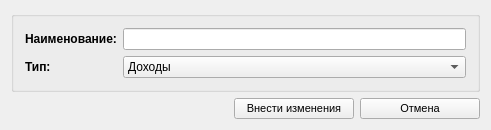
Qt form src/zsectionsform.ui (SergeyZaz/plan_fakt) before a commit.
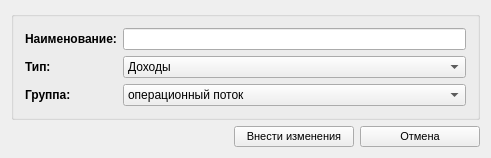
The same form after that commit. Icons and pictures are not drawn.

What changed in the file:
```diff
--- a/src/zsectionsform.ui
+++ b/src/zsectionsform.ui
@@ -7,7 +7,7 @@
     <x>0</x>
     <y>0</y>
     <width>491</width>
-    <height>130</height>
+    <height>150</height>
    </rect>
   </property>
   <property name="minimumSize">
@@ -83,6 +83,38 @@
         </item>
        </widget>
       </item>
+      <item row="2" column="0">
+       <widget class="QLabel" name="nameText_3">
+        <property name="font">
+         <font>
+          <weight>75</weight>
+          <bold>true</bold>
+         </font>
+        </property>
+        <property name="text">
+         <string>Группа:</string>
+        </property>
+       </widget>
+      </item>
+      <item row="2" column="1">
+       <widget class="QComboBox" name="cboGroup">
+        <item>
+         <property name="text">
+          <string>операционный поток</string>
+         </property>
+        </item>
+        <item>
+         <property name="text">
+          <string>инвестиционный поток</string>
+         </property>
+        </item>
+        <item>
+         <property name="text">
+          <string>финансовый поток</string>
+         </property>
+        </item>
+       </widget>
+      </item>
      </layout>
     </widget>
    </item>
```
